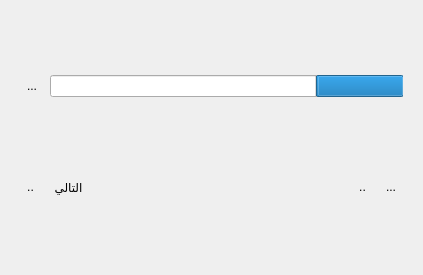
This is src/shamelaresultwidget.ui in boussouira/albahhet as Qt 5 draws it before an edit. The edited form follows.
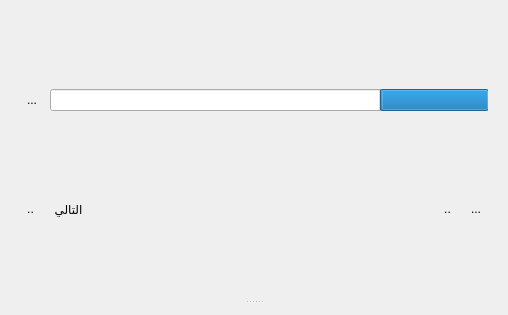
This is the edited form. Icons and pictures are not drawn.

Commit message: Fix highlighting and change displaying result method

Patch:
```diff
--- a/src/shamelaresultwidget.ui
+++ b/src/shamelaresultwidget.ui
@@ -6,8 +6,8 @@
    <rect>
     <x>0</x>
     <y>0</y>
-    <width>423</width>
-    <height>275</height>
+    <width>508</width>
+    <height>315</height>
    </rect>
   </property>
   <property name="windowTitle">
@@ -16,7 +16,20 @@
   <property name="layoutDirection">
    <enum>Qt::RightToLeft</enum>
   </property>
-  <layout class="QVBoxLayout" name="mainVerticalLayout">
+  <layout class="QVBoxLayout" name="verticalLayout">
+   <item>
+    <widget class="QSplitter" name="splitter">
+     <property name="orientation">
+      <enum>Qt::Vertical</enum>
+     </property>
+     <widget class="QWidget" name="widgetResult" native="true">
+      <layout class="QVBoxLayout" name="verticalLayout_2">
+       <property name="spacing">
+        <number>0</number>
+       </property>
+       <property name="margin">
+        <number>0</number>
+       </property>
    <item>
     <widget class="QWidget" name="progressWidget" native="true">
      <property name="sizePolicy">
@@ -188,6 +201,13 @@
        </widget>
       </item>
      </layout>
+        </widget>
+       </item>
+      </layout>
+     </widget>
+     <widget class="QWidget" name="widgetBookView" native="true">
+      <layout class="QVBoxLayout" name="verticalLayout_3"/>
+     </widget>
     </widget>
    </item>
   </layout>
```
Lines whose indentation alone changed are shown as unchanged. The commit also changes 12 other files.
